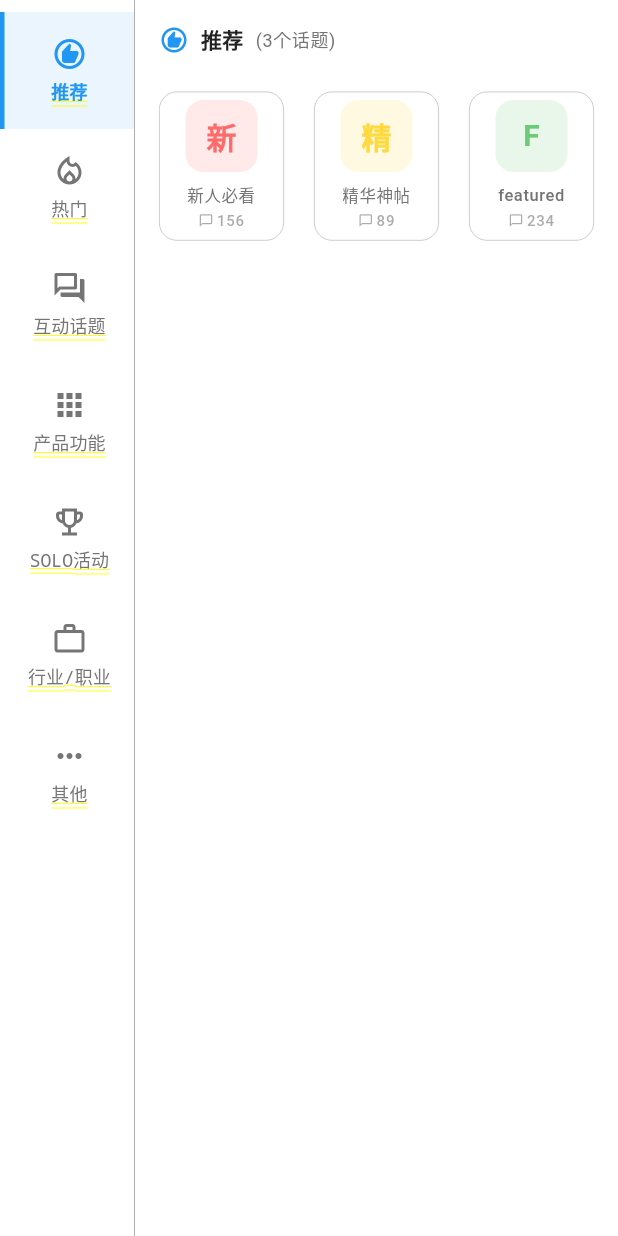
After one commit to Senkeller/Trae-Forum, a Flutter app: the TopicsPage screen opened by its route, on a phone screen of 412 x 824 dp. The commit adds this screen. Run offline on Flutter 3.47's test engine with Material 3 defaults, Android fonts, the phone set to English and light mode, and no system bars; our stand-ins replace cached_network_image, connectivity_plus, cookie_jar, device_info_plus, dio, dio_cookie_manager and 15 more; missing offline and left inert: webview_flutter_android, webview_flutter_wkwebview; accounts and stored records are empty; generated files the repository leaves out were written again; network calls fail.

Commit message:
feat(话题): 新增话题分类页面及像素化图标
添加话题分类页面，包含左侧导航和右侧标签网格布局
新增像素化图标生成脚本，创建多种渐变风格的图标
更新路由配置和主页Tab，将话题作为独立Tab显示
添加标签数据模型和分类数据

```diff
--- a/lib/config/constants.dart
+++ b/lib/config/constants.dart
@@ -124,6 +124,7 @@ class RoutePaths {
 
   // 话题相关
   static const String topicList = '/topics';
+  static const String topics = '/topics/category';
   static const String topicDetail = '/topic/:tag';
   static const String tagDetail = '/tag/:tag';
   static const String productDetail = '/product/:id';
--- a/lib/config/routes.dart
+++ b/lib/config/routes.dart
@@ -26,6 +26,7 @@ import '../presentation/pages/auth/register_page.dart';
 import '../presentation/pages/auth/forgot_password_page.dart';
 import '../presentation/pages/topic/topic_list_page.dart';
 import '../presentation/pages/topic/topic_detail_page.dart';
+import '../presentation/pages/topics/topics_page.dart';
 import '../presentation/pages/product/product_detail_page.dart';
 import '../presentation/pages/history/history_page.dart';
 import '../presentation/pages/favorites/favorites_page.dart';
@@ -118,6 +119,12 @@ class AppRouter {
       GoRoute(
         path: RoutePaths.topicList,
         builder: (context, state) => const TopicListPage(),
+      ),
+
+      // 话题分类页面（新版）
+      GoRoute(
+        path: RoutePaths.topics,
+        builder: (context, state) => const TopicsPage(),
       ),
 
       // 话题详情
--- /dev/null
+++ b/lib/data/models/tag_group.dart
@@ -0,0 +1,148 @@
+/// 标签组数据模型
+///
+/// 用于展示话题分类和标签
+class TagGroup {
+  /// 分类名称
+  final String category;
+
+  /// 分类图标
+  final String icon;
+
+  /// 标签列表
+  final List<TagItem> tags;
+
+  const TagGroup({
+    required this.category,
+    required this.icon,
+    required this.tags,
+  });
+}
+
+/// 标签项数据模型
+///
+/// 用于展示单个标签
+class TagItem {
+  /// 标签名称
+  final String name;
+
+  /// 标签slug
+  final String slug;
+
+  /// 话题数量
+  final int count;
+
+  /// 标签图标/图片URL
+  final String? imageUrl;
+
+  /// 标签颜色
+  final String? color;
+
+  const TagItem({
+    required this.name,
+    required this.slug,
+    this.count = 0,
+    this.imageUrl,
+    this.color,
+  });
+}
+
+/// 标签数据
+///
+/// 从 https://forum.trae.cn/tags 获取的标签数据
+class TagData {
+  /// 获取所有标签分组
+  static List<TagGroup> getAllTagGroups() {
+    return [
+      const TagGroup(
+        category: '推荐',
+        icon: 'recommend',
+        tags: [
+          TagItem(name: '新人必看', slug: '40-tag', count: 156, color: '#FF6B6B'),
+          TagItem(name: '精华神帖', slug: '32-tag', count: 89, color: '#FFD93D'),
+          TagItem(name: 'featured', slug: '42-tag', count: 234, color: '#6BCB77'),
+        ],
+      ),
+      const TagGroup(
+        category: '热门',
+        icon: 'hot',
+        tags: [
+          TagItem(name: '基础技巧', slug: '11-tag', count: 582, color: '#4ECDC4'),
+          TagItem(name: 'solo', slug: '2-tag', count: 507, color: '#FF6B9D'),
+          TagItem(name: 'Skills', slug: '7-tag', count: 280, color: '#C9B1FF'),
+          TagItem(name: '模型', slug: '3-tag', count: 223, color: '#95E1D3'),
+          TagItem(name: 'mcp', slug: '8-tag', count: 50, color: '#F38181'),
+          TagItem(name: 'rules', slug: '6-tag', count: 22, color: '#AA96DA'),
+        ],
+      ),
+      const TagGroup(
+        category: '互动话题',
+        icon: 'interaction',
+        tags: [
+          TagItem(name: 'trae今日打卡', slug: '26-tag', count: 111, color: '#FCBAD3'),
+          TagItem(name: 'trae的n种用法', slug: '30-tag', count: 12, color: '#FFFFD2'),
+          TagItem(name: '周五用trae早下班', slug: '25-tag', count: 1, color: '#A8D8EA'),
+        ],
+      ),
+      const TagGroup(
+        category: '产品功能',
+        icon: 'product',
+        tags: [
+          TagItem(name: '自定义智能体', slug: '10-tag', count: 21, color: '#AA96DA'),
+          TagItem(name: '远程开发', slug: '12-tag', count: 2, color: '#FCBAD3'),
+          TagItem(name: '提示词工程', slug: '5-tag', count: 1, color: '#FFFFD2'),
+          TagItem(name: 'cue', slug: '9-tag', count: 1, color: '#A8D8EA'),
+        ],
+      ),
+      const TagGroup(
+        category: 'SOLO活动',
+        icon: 'solo',
+        tags: [
+          TagItem(name: '新SOLO初体验', slug: '46-tag', count: 89, color: '#FF6B6B'),
+          TagItem(name: 'SOLO赛事速递', slug: '50-tag', count: 156, color: '#4ECDC4'),
+          TagItem(name: 'Code-with-SOLO', slug: '47-tag', count: 45, color: '#FFD93D'),
+          TagItem(name: 'More-than-Coding', slug: '48-tag', count: 34, color: '#6BCB77'),
+          TagItem(name: 'Hello-AI-科技致善', slug: '51-tag', count: 67, color: '#FF6B9D'),
+          TagItem(name: 'SOLO独立端', slug: '44-tag', count: 23, color: '#C9B1FF'),
+          TagItem(name: 'trae技巧便利店', slug: '17-tag', count: 78, color: '#95E1D3'),
+        ],
+      ),
+      const TagGroup(
+        category: '行业/职业',
+        icon: 'career',
+        tags: [
+          TagItem(name: '产品', slug: '33-tag', count: 156, color: '#F38181'),
+          TagItem(name: '设计', slug: '41-tag', count: 134, color: '#AA96DA'),
+          TagItem(name: '游戏开发', slug: '19-tag', count: 89, color: '#FCBAD3'),
+          TagItem(name: '全栈开发', slug: '18-tag', count: 234, color: '#FFFFD2'),
+          TagItem(name: '数据分析', slug: '35-tag', count: 67, color: '#A8D8EA'),
+          TagItem(name: '市场运营', slug: '34-tag', count: 45, color: '#4ECDC4'),
+        ],
+      ),
+      const TagGroup(
+        category: '其他',
+        icon: 'other',
+        tags: [
+          TagItem(name: '已解决', slug: '20-tag', count: 1234, color: '#6BCB77'),
+          TagItem(name: 'openclaw', slug: '39-tag', count: 12, color: '#FF6B9D'),
+          TagItem(name: '活动回顾', slug: '16-tag', count: 56, color: '#C9B1FF'),
+          TagItem(name: '游戏', slug: '45-tag', count: 234, color: '#95E1D3'),
+          TagItem(name: '模型效果', slug: '49-tag', count: 89, color: '#F38181'),
+        ],
+      ),
+    ];
+  }
+
+  /// 获取所有分类名称
+  static List<String> getCategories() {
+    return getAllTagGroups().map((g) => g.category).toList();
+  }
+
+  /// 根据分类获取标签
+  static List<TagItem> getTagsByCategory(String category) {
+    final group = getAllTagGroups().firstWhere(
+      (g) => g.category == category,
+      orElse: () => const TagGroup(category: '', icon: '', tags: []),
+    );
+    return group.tags;
+  }
+}
--- a/lib/presentation/pages/home/home_page.dart
+++ b/lib/presentation/pages/home/home_page.dart
@@ -12,6 +12,7 @@ import '../../widgets/feed/featured_comment.dart';
 import '../../widgets/feed/quick_comment_bar.dart';
 import '../../widgets/comment/quick_comment_sheet.dart';
 import '../../widgets/home/pinned_topics_banner.dart';
+import '../topics/topics_page.dart';
 
 class HomePage extends ConsumerStatefulWidget {
   const HomePage({super.key});
@@ -150,6 +151,11 @@ class _HomePageState extends ConsumerState<HomePage>
         body: TabBarView(
           controller: _tabController,
           children: List.generate(homeFeedTabs.length, (index) {
+            final feedType = homeFeedTabs[index];
+            // 话题Tab显示独立的话题页面
+            if (feedType == FeedType.topics) {
+              return const TopicsPage();
+            }
             return _FeedListView(
               key: ValueKey('feed_${homeFeedTabs[index].name}'),
               tabIndex: index,
--- /dev/null
+++ b/lib/presentation/pages/topics/topics_page.dart
@@ -0,0 +1,420 @@
+import 'package:flutter/material.dart';
+import 'package:flutter_riverpod/flutter_riverpod.dart';
+import 'package:go_router/go_router.dart';
+
+import '../../../config/constants.dart';
+import '../../../data/models/tag_group.dart';
+
+/// 话题页面
+///
+/// 展示标签分类和热门话题，采用左侧分类导航+右侧网格卡片的布局
+class TopicsPage extends ConsumerStatefulWidget {
+  /// 是否作为独立页面显示（显示AppBar）
+  final bool asStandalonePage;
+
+  /// 构造函数
+  const TopicsPage({
+    super.key,
+    this.asStandalonePage = false,
+  });
+
+  @override
+  ConsumerState<TopicsPage> createState() => _TopicsPageState();
+}
+
+class _TopicsPageState extends ConsumerState<TopicsPage> {
+  /// 当前选中的分类索引
+  int _selectedCategoryIndex = 0;
+
+  /// 标签分组数据
+  late final List<TagGroup> _tagGroups;
+
+  /// 滚动控制器
+  final ScrollController _scrollController = ScrollController();
+
+  @override
+  void initState() {
+    super.initState();
+    _tagGroups = TagData.getAllTagGroups();
+  }
+
+  @override
+  void dispose() {
+    _scrollController.dispose();
+    super.dispose();
+  }
+
+  @override
+  Widget build(BuildContext context) {
+    final theme = Theme.of(context);
+    final colorScheme = theme.colorScheme;
+
+    final body = Row(
+      children: [
+        // 左侧分类导航
+        _buildCategorySidebar(colorScheme),
+        // 右侧内容区域
+        Expanded(
+          child: _buildContentArea(theme, colorScheme),
+        ),
+      ],
+    );
+
+    if (widget.asStandalonePage) {
+      return Scaffold(
+        appBar: AppBar(
+          title: const Text('话题'),
+          centerTitle: true,
+          actions: [
+            IconButton(
+              icon: const Icon(Icons.search),
+              onPressed: () {
+                context.push(RoutePaths.search);
+              },
+            ),
+          ],
+        ),
+        body: body,
+      );
+    }
+
+    return body;
+  }
+
+  /// 构建左侧分类导航栏
+  ///
+  /// [colorScheme] 当前主题的颜色方案
+  /// @return 左侧导航栏Widget
+  Widget _buildCategorySidebar(ColorScheme colorScheme) {
+    return Container(
+      width: 90,
+      decoration: BoxDecoration(
+        color: colorScheme.surfaceContainerLowest,
+        border: Border(
+          right: BorderSide(
+            color: colorScheme.outlineVariant.withOpacity(0.5),
+            width: 0.5,
+          ),
+        ),
+      ),
+      child: ListView.builder(
+        padding: const EdgeInsets.symmetric(vertical: 8),
+        itemCount: _tagGroups.length,
+        itemBuilder: (context, index) {
+          final group = _tagGroups[index];
+          final isSelected = index == _selectedCategoryIndex;
+
+          return InkWell(
+            onTap: () {
+              setState(() {
+                _selectedCategoryIndex = index;
+              });
+              // 滚动到顶部
+              _scrollController.animateTo(
+                0,
+                duration: const Duration(milliseconds: 300),
+                curve: Curves.easeOut,
+              );
+            },
+            child: Container(
+              padding: const EdgeInsets.symmetric(vertical: 16, horizontal: 8),
+              decoration: BoxDecoration(
+                color: isSelected
+                    ? colorScheme.primaryContainer.withOpacity(0.3)
+                    : Colors.transparent,
+                border: Border(
+                  left: BorderSide(
+                    color: isSelected ? colorScheme.primary : Colors.transparent,
+                    width: 3,
+                  ),
+                ),
+              ),
+              child: Column(
+                mainAxisSize: MainAxisSize.min,
+                children: [
+                  Icon(
+                    _getCategoryIcon(group.icon),
+                    size: 24,
+                    color: isSelected
+                        ? colorScheme.primary
+                        : colorScheme.onSurfaceVariant,
+                  ),
+                  const SizedBox(height: 4),
+                  Text(
+                    group.category,
+                    style: TextStyle(
+                      fontSize: 12,
+                      fontWeight: isSelected ? FontWeight.w600 : FontWeight.normal,
+                      color: isSelected
+                          ? colorScheme.primary
+                          : colorScheme.onSurfaceVariant,
+                    ),
+                    textAlign: TextAlign.center,
+                    maxLines: 1,
+                    overflow: TextOverflow.ellipsis,
+                  ),
+                ],
+              ),
+            ),
+          );
+        },
+      ),
+    );
+  }
+
+  /// 构建右侧内容区域
+  ///
+  /// [theme] 当前主题
+  /// [colorScheme] 当前主题的颜色方案
+  /// @return 右侧内容区域Widget
+  Widget _buildContentArea(ThemeData theme, ColorScheme colorScheme) {
+    final currentGroup = _tagGroups[_selectedCategoryIndex];
+    final tags = currentGroup.tags;
+
+    return CustomScrollView(
+      controller: _scrollController,
+      slivers: [
+        // 分类标题
+        SliverToBoxAdapter(
+          child: Padding(
+            padding: const EdgeInsets.fromLTRB(16, 16, 16, 8),
+            child: Row(
+              children: [
+                Icon(
+                  _getCategoryIcon(currentGroup.icon),
+                  size: 20,
+                  color: colorScheme.primary,
+                ),
+                const SizedBox(width: 8),
+                Text(
+                  currentGroup.category,
+                  style: theme.textTheme.titleMedium?.copyWith(
+                    fontWeight: FontWeight.w700,
+                  ),
+                ),
+                const SizedBox(width: 8),
+                Text(
+                  '(${tags.length}个话题)',
+                  style: theme.textTheme.bodySmall?.copyWith(
+                    color: colorScheme.onSurfaceVariant,
+                  ),
+                ),
+              ],
+            ),
+          ),
+        ),
+        // 标签网格
+        SliverPadding(
+          padding: const EdgeInsets.all(12),
+          sliver: SliverGrid(
+            gridDelegate: const SliverGridDelegateWithFixedCrossAxisCount(
+              crossAxisCount: 3,
+              mainAxisSpacing: 12,
+              crossAxisSpacing: 12,
+              childAspectRatio: 0.85,
+            ),
+            delegate: SliverChildBuilderDelegate(
+              (context, index) {
+                final tag = tags[index];
+                return _TagCard(
+                  tag: tag,
+                  onTap: () => _onTagTap(tag),
+                );
+              },
+              childCount: tags.length,
+            ),
+          ),
+        ),
+        // 底部间距
+        const SliverToBoxAdapter(
+          child: SizedBox(height: 24),
+        ),
+      ],
+    );
+  }
+
+  /// 获取分类图标
+  ///
+  /// [iconName] 图标名称标识
+  /// @return 对应的图标数据
+  IconData _getCategoryIcon(String iconName) {
+    switch (iconName) {
+      case 'recommend':
+        return Icons.recommend_outlined;
+      case 'hot':
+        return Icons.local_fire_department_outlined;
+      case 'interaction':
+        return Icons.forum_outlined;
+      case 'product':
+        return Icons.apps_outlined;
+      case 'solo':
+        return Icons.emoji_events_outlined;
+      case 'career':
+        return Icons.work_outline;
+      case 'other':
+        return Icons.more_horiz;
+      default:
+        return Icons.label_outline;
+    }
+  }
+
+  /// 处理标签点击事件
+  ///
+  /// [tag] 被点击的标签
+  void _onTagTap(TagItem tag) {
+    context.push(RoutePaths.tagDetail.replaceFirst(':tag', tag.slug));
+  }
+}
+
+/// 标签卡片组件
+///
+/// 用于展示单个标签的卡片
+class _TagCard extends StatelessWidget {
+  /// 标签数据
+  final TagItem tag;
+
+  /// 点击回调
+  final VoidCallback onTap;
+
+  /// 构造函数
+  const _TagCard({
+    required this.tag,
+    required this.onTap,
+  });
+
+  @override
+  Widget build(BuildContext context) {
+    final theme = Theme.of(context);
+    final colorScheme = theme.colorScheme;
+
+    // 解析标签颜色
+    final tagColor = _parseColor(tag.color);
+
+    return Card(
+      elevation: 0,
+      shape: RoundedRectangleBorder(
+        borderRadius: BorderRadius.circular(12),
+        side: BorderSide(
+          color: colorScheme.outlineVariant.withOpacity(0.3),
+          width: 0.5,
+        ),
+      ),
+      child: InkWell(
+        onTap: onTap,
+        borderRadius: BorderRadius.circular(12),
+        child: Column(
+          mainAxisAlignment: MainAxisAlignment.center,
+          children: [
+            // 标签图标/首字母
+            Container(
+              width: 48,
+              height: 48,
+              decoration: BoxDecoration(
+                color: tagColor.withOpacity(0.15),
+                borderRadius: BorderRadius.circular(12),
+              ),
+              child: Center(
+                child: tag.imageUrl != null
+                    ? ClipRRect(
+                        borderRadius: BorderRadius.circular(12),
+                        child: Image.network(
+                          tag.imageUrl!,
+                          width: 48,
+                          height: 48,
+                          fit: BoxFit.cover,
+                          errorBuilder: (context, error, stackTrace) {
+                            return _buildFallbackIcon(tagColor);
+                          },
+                        ),
+                      )
+                    : _buildFallbackIcon(tagColor),
+              ),
+            ),
+            const SizedBox(height: 8),
+            // 标签名称
+            Padding(
+              padding: const EdgeInsets.symmetric(horizontal: 4),
+              child: Text(
+                tag.name,
+                style: theme.textTheme.bodySmall?.copyWith(
+                  fontWeight: FontWeight.w500,
+                  fontSize: 11,
+                ),
+                textAlign: TextAlign.center,
+                maxLines: 2,
+                overflow: TextOverflow.ellipsis,
+              ),
+            ),
+            const SizedBox(height: 2),
+            // 话题数量
+            Row(
+              mainAxisAlignment: MainAxisAlignment.center,
+              children: [
+                Icon(
+                  Icons.chat_bubble_outline,
+                  size: 10,
+                  color: colorScheme.onSurfaceVariant.withOpacity(0.6),
+                ),
+                const SizedBox(width: 2),
+                Text(
+                  _formatCount(tag.count),
+                  style: theme.textTheme.labelSmall?.copyWith(
+                    color: colorScheme.onSurfaceVariant.withOpacity(0.6),
+                    fontSize: 10,
+                  ),
+                ),
+              ],
+            ),
+          ],
+        ),
+      ),
+    );
+  }
+
+  /// 构建默认图标
+  ///
+  /// [color] 图标颜色
+  /// @return 默认图标Widget
+  Widget _buildFallbackIcon(Color color) {
+    return Text(
+      tag.name.isNotEmpty ? tag.name[0].toUpperCase() : '#',
+      style: TextStyle(
+        fontSize: 20,
+        fontWeight: FontWeight.bold,
+        color: color,
+      ),
+    );
+  }
+
+  /// 解析颜色字符串
+  ///
+  /// [colorString] 十六进制颜色字符串
+  /// @return 解析后的颜色值
+  Color _parseColor(String? colorString) {
+    if (colorString == null || colorString.isEmpty) {
+      return Colors.blue;
+    }
+    try {
+      String hex = colorString.replaceAll('#', '');
+      if (hex.length == 6) {
+        hex = 'FF$hex';
+      }
+      return Color(int.parse(hex, radix: 16));
+    } catch (_) {
+      return Colors.blue;
+    }
+  }
+
+  /// 格式化数量显示
+  ///
+  /// [count] 话题数量
+  /// @return 格式化后的字符串
+  String _formatCount(int count) {
+    if (count >= 10000) {
+      return '${(count / 10000).toStringAsFixed(1)}万';
+    } else if (count >= 1000) {
+      return '${(count / 1000).toStringAsFixed(1)}k';
+    }
+    return count.toString();
+  }
+}
```
Also changed, not shown: lib/presentation/providers/home_provider.dart (+8 -0 lines), ic_maskable.png (added), 2 other files.
